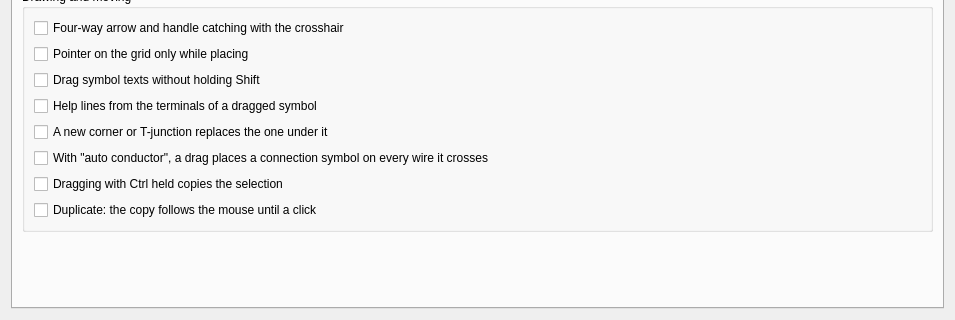
Qt form sources/ui/configpage/generalconfigurationpage.ui (qelectrotech/qelectrotech-source-mirror) before a commit; both pictures show x 0 to 955 and y 355 to 675 of the 955 by 675 pixel window.
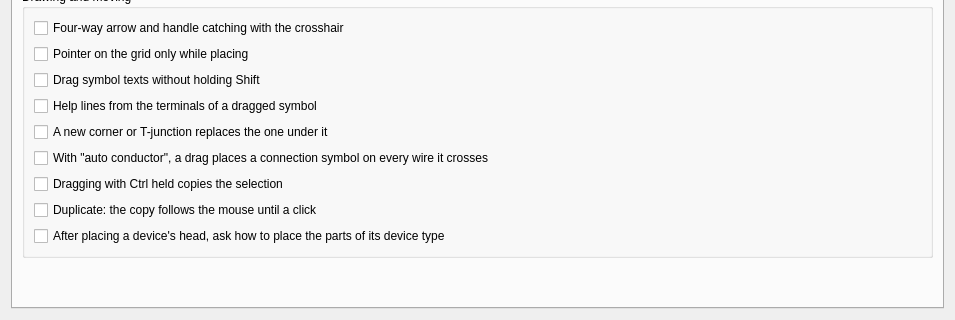
The same form after that commit. The open tabs and pages were chosen to show the change. Icons and pictures are not drawn. Custom widgets are drawn as their Qt base class.

Commit message:
Offer to place a device's parts right after its head
With a new setting, off by default, placing the head of a device with a
device type asks how to go on with the parts not drawn yet: one by one,
each following the mouse until Escape, or all side by side to the right
of the head as one undo step, or not now.

```diff
--- a/sources/ui/configpage/generalconfigurationpage.ui
+++ b/sources/ui/configpage/generalconfigurationpage.ui
@@ -582,6 +582,16 @@
             </property>
            </widget>
           </item>
+          <item>
+           <widget class="QCheckBox" name="m_ask_parts_after_head_cb">
+            <property name="text">
+             <string>After placing a device's head, ask how to place the parts of its device type</string>
+            </property>
+            <property name="toolTip">
+             <string>One by one, each following the mouse; all side by side to the right of the head; or not now, which leaves them free in the Device Navigator. Unticked by default: placing the head places nothing more.</string>
+            </property>
+           </widget>
+          </item>
          </layout>
         </widget>
        </item>
```
The commit also changes 6 other files.
